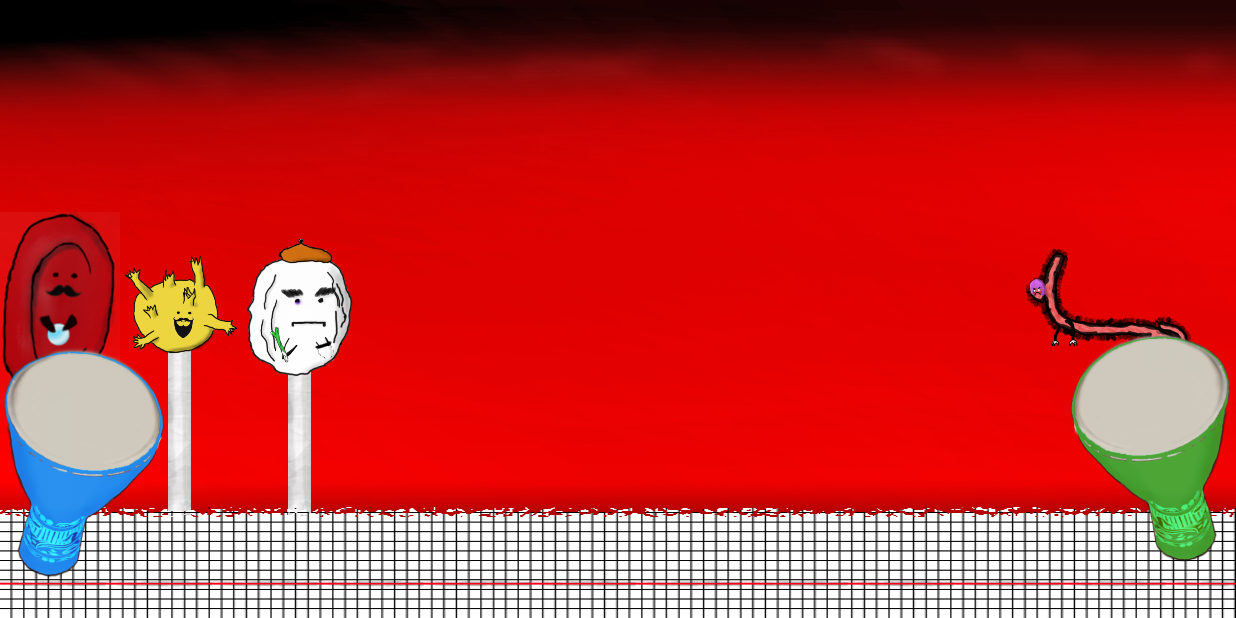
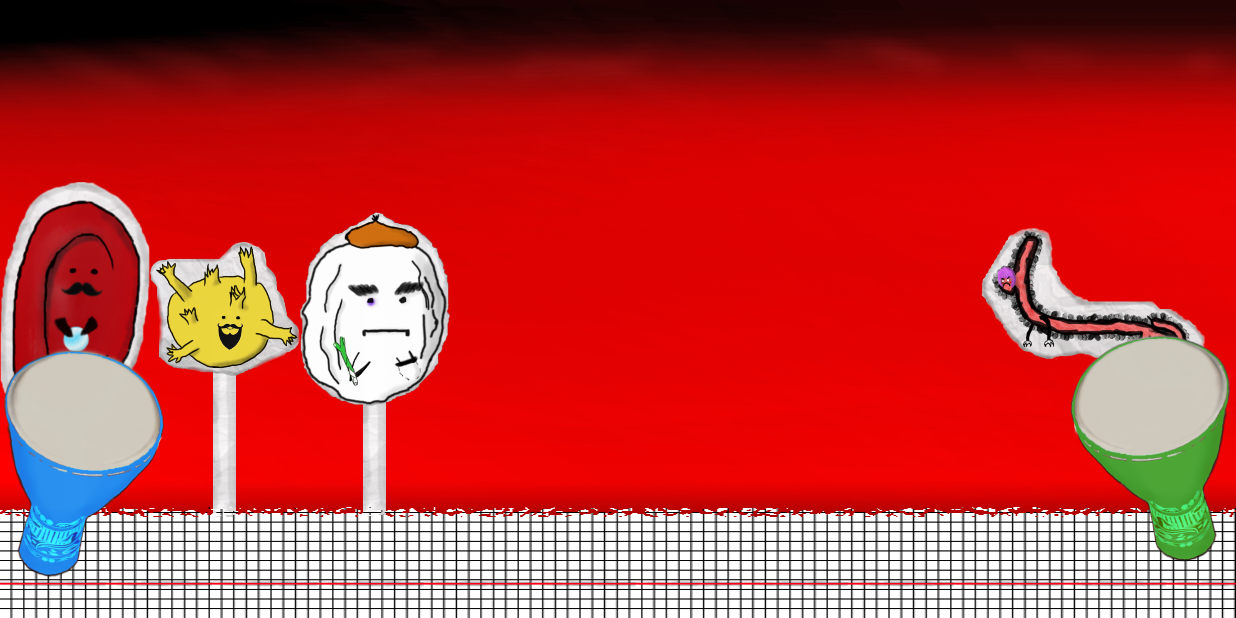
Before and after one commit to chebTS/TheGame, an Android app: the MainActivity screen opened directly, with no data from a screen before it, on a phone screen of 824 x 412 dp (held sideways). Run offline under Robolectric (Android 15) with nearby library versions, the phone set to English and light mode, and no system bars.

Commit message:
new chars icons

```diff
--- a/TheGame/app/src/main/res/layout/activity_main.xml
+++ b/TheGame/app/src/main/res/layout/activity_main.xml
@@ -50,7 +50,7 @@
             <ImageView
                 android:id="@+id/img_ero"
                 android:layout_centerInParent="true"
-                android:layout_width="80dp"
+                android:layout_width="100dp"
                 android:layout_height="wrap_content"
                 android:src="@drawable/eri" />
 
@@ -78,7 +78,7 @@
             <ImageView
                 android:id="@+id/img_trombo"
                 android:layout_centerInParent="true"
-                android:layout_width="80dp"
+                android:layout_width="100dp"
                 android:layout_height="wrap_content"
                 android:src="@drawable/tro" />
 
@@ -105,7 +105,7 @@
             <ImageView
                 android:id="@+id/img_leiko"
                 android:layout_centerInParent="true"
-                android:layout_width="80dp"
+                android:layout_width="100dp"
                 android:layout_height="wrap_content"
                 android:src="@drawable/lei" />
         </RelativeLayout>
@@ -121,7 +121,7 @@
 
         <ImageView
             android:id="@+id/img_bad_guy_1"
-            android:layout_width="120dp"
+            android:layout_width="150dp"
             android:layout_height="wrap_content"
             android:layout_margin="20dp"
             android:src="@drawable/ebbi" />
```
Also changed, not shown: TheGame/app/src/main/res/drawable-hdpi/ebbi.png, TheGame/app/src/main/res/drawable-hdpi/eri.png, TheGame/app/src/main/res/drawable-hdpi/lei.png, TheGame/app/src/main/res/drawable-hdpi/tro.png, TheGame/app/src/main/res/drawable-mdpi/ebbi.png, TheGame/app/src/main/res/drawable-mdpi/eri.png, TheGame/app/src/main/res/drawable-mdpi/lei.png, TheGame/app/src/main/res/drawable-mdpi/tro.png, TheGame/app/src/main/res/drawable-xhdpi/ebbi.png, TheGame/app/src/main/res/drawable-xhdpi/eri.png, TheGame/app/src/main/res/drawable-xhdpi/lei.png, TheGame/app/src/main/res/drawable-xhdpi/tro.png, TheGame/app/src/main/res/drawable-xxhdpi/ebbi.png, TheGame/app/src/main/res/drawable-xxhdpi/eri.png, 2 more files.
